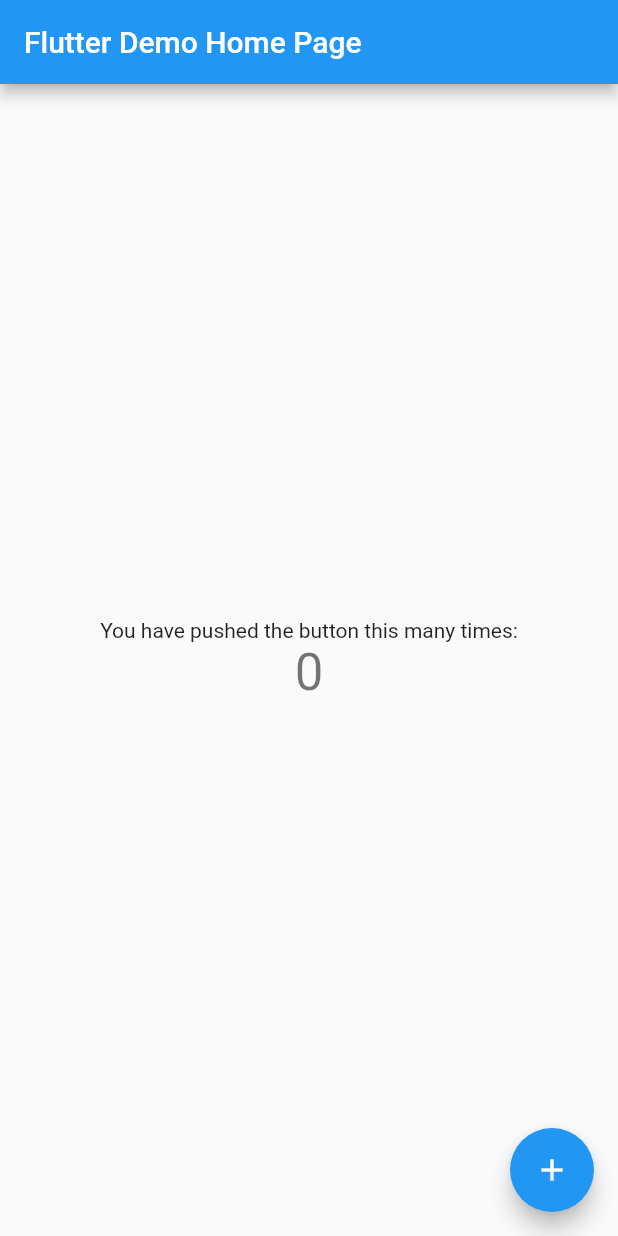
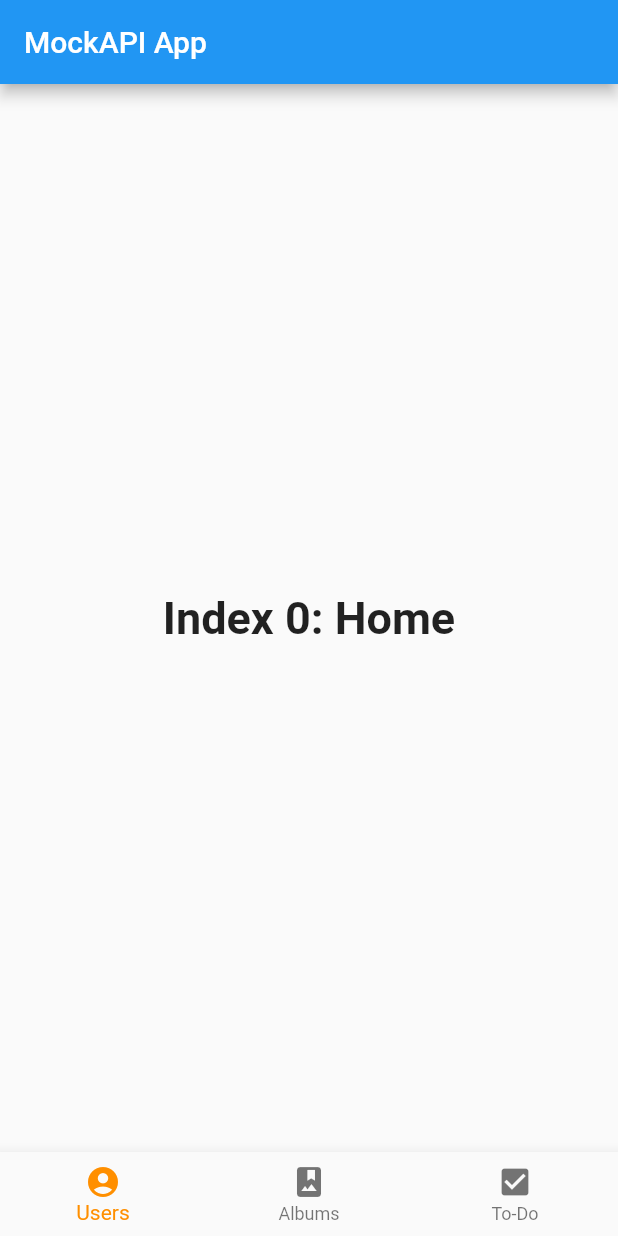
Before and after one commit to JijoBose/MockApp, a Flutter app: the screen it shows after launch, on a phone screen of 412 x 824 dp. Run offline on Flutter 3.47's test engine with Material 2 defaults, Android fonts, the phone set to English and light mode, and no system bars.

```diff
--- a/lib/main.dart
+++ b/lib/main.dart
@@ -7,105 +7,77 @@ class MyApp extends StatelessWidget {
   @override
   Widget build(BuildContext context) {
     return MaterialApp(
-      title: 'Flutter Demo',
+      title: 'MockApp',
       theme: ThemeData(
-        // This is the theme of your application.
-        //
-        // Try running your application with "flutter run". You'll see the
-        // application has a blue toolbar. Then, without quitting the app, try
-        // changing the primarySwatch below to Colors.green and then invoke
-        // "hot reload" (press "r" in the console where you ran "flutter run",
-        // or simply save your changes to "hot reload" in a Flutter IDE).
-        // Notice that the counter didn't reset back to zero; the application
-        // is not restarted.
         primarySwatch: Colors.blue,
       ),
-      home: MyHomePage(title: 'Flutter Demo Home Page'),
+      home: MainPage(title: 'MockAPI App'),
     );
   }
 }
 
-class MyHomePage extends StatefulWidget {
-  MyHomePage({Key key, this.title}) : super(key: key);
-
-  // This widget is the home page of your application. It is stateful, meaning
-  // that it has a State object (defined below) that contains fields that affect
-  // how it looks.
-
-  // This class is the configuration for the state. It holds the values (in this
-  // case the title) provided by the parent (in this case the App widget) and
-  // used by the build method of the State. Fields in a Widget subclass are
-  // always marked "final".
+class MainPage extends StatefulWidget {
+  MainPage({Key key, this.title}) : super(key: key);
 
   final String title;
 
   @override
-  _MyHomePageState createState() => _MyHomePageState();
+  _MainPageState createState() => _MainPageState();
 }
 
-class _MyHomePageState extends State<MyHomePage> {
-  int _counter = 0;
+class _MainPageState extends State<MainPage> {
+  int _selectedIndex = 0;
+  static const TextStyle optionStyle =
+      TextStyle(fontSize: 30, fontWeight: FontWeight.bold);
+  static const List<Widget> _widgetOptions = <Widget>[
+    Text(
+      'Index 0: Home',
+      style: optionStyle,
+    ),
+    Text(
+      'Index 1: Business',
+      style: optionStyle,
+    ),
+    Text(
+      'Index 2: School',
+      style: optionStyle,
+    ),
+  ];
 
-  void _incrementCounter() {
+  void _onItemTapped(int index) {
     setState(() {
-      // This call to setState tells the Flutter framework that something has
-      // changed in this State, which causes it to rerun the build method below
-      // so that the display can reflect the updated values. If we changed
-      // _counter without calling setState(), then the build method would not be
-      // called again, and so nothing would appear to happen.
-      _counter++;
+      _selectedIndex = index;
     });
   }
 
   @override
   Widget build(BuildContext context) {
-    // This method is rerun every time setState is called, for instance as done
-    // by the _incrementCounter method above.
-    //
-    // The Flutter framework has been optimized to make rerunning build methods
-    // fast, so that you can just rebuild anything that needs updating rather
-    // than having to individually change instances of widgets.
     return Scaffold(
       appBar: AppBar(
-        // Here we take the value from the MyHomePage object that was created by
-        // the App.build method, and use it to set our appbar title.
         title: Text(widget.title),
       ),
       body: Center(
-        // Center is a layout widget. It takes a single child and positions it
-        // in the middle of the parent.
-        child: Column(
-          // Column is also a layout widget. It takes a list of children and
-          // arranges them vertically. By default, it sizes itself to fit its
-          // children horizontally, and tries to be as tall as its parent.
-          //
-          // Invoke "debug painting" (press "p" in the console, choose the
-          // "Toggle Debug Paint" action from the Flutter Inspector in Android
-          // Studio, or the "Toggle Debug Paint" command in Visual Studio Code)
-          // to see the wireframe for each widget.
-          //
-          // Column has various properties to control how it sizes itself and
-          // how it positions its children. Here we use mainAxisAlignment to
-          // center the children vertically; the main axis here is the vertical
-          // axis because Columns are vertical (the cross axis would be
-          // horizontal).
-          mainAxisAlignment: MainAxisAlignment.center,
-          children: <Widget>[
-            Text(
-              'You have pushed the button this many times:',
-            ),
-            Text(
-              '$_counter',
-              style: Theme.of(context).textTheme.display1,
-            ),
-          ],
-        ),
+        child: _widgetOptions.elementAt(_selectedIndex),
       ),
-      floatingActionButton: FloatingActionButton(
-        onPressed: _incrementCounter,
-        tooltip: 'Increment',
-        child: Icon(Icons.add),
-      ), // This trailing comma makes auto-formatting nicer for build methods.
+      bottomNavigationBar: BottomNavigationBar(
+        items: const <BottomNavigationBarItem>[
+          BottomNavigationBarItem(
+            icon: Icon(Icons.account_circle),
+            title: Text('Users'),
+          ),
+          BottomNavigationBarItem(
+            icon: Icon(Icons.photo_album),
+            title: Text('Albums'),
+          ),
+          BottomNavigationBarItem(
+            icon: Icon(Icons.check_box),
+            title: Text('To-Do'),
+          ),
+        ],
+        currentIndex: _selectedIndex,
+        selectedItemColor: Colors.amber[800],
+        onTap: _onItemTapped,
+      ),
     );
   }
 }
```
